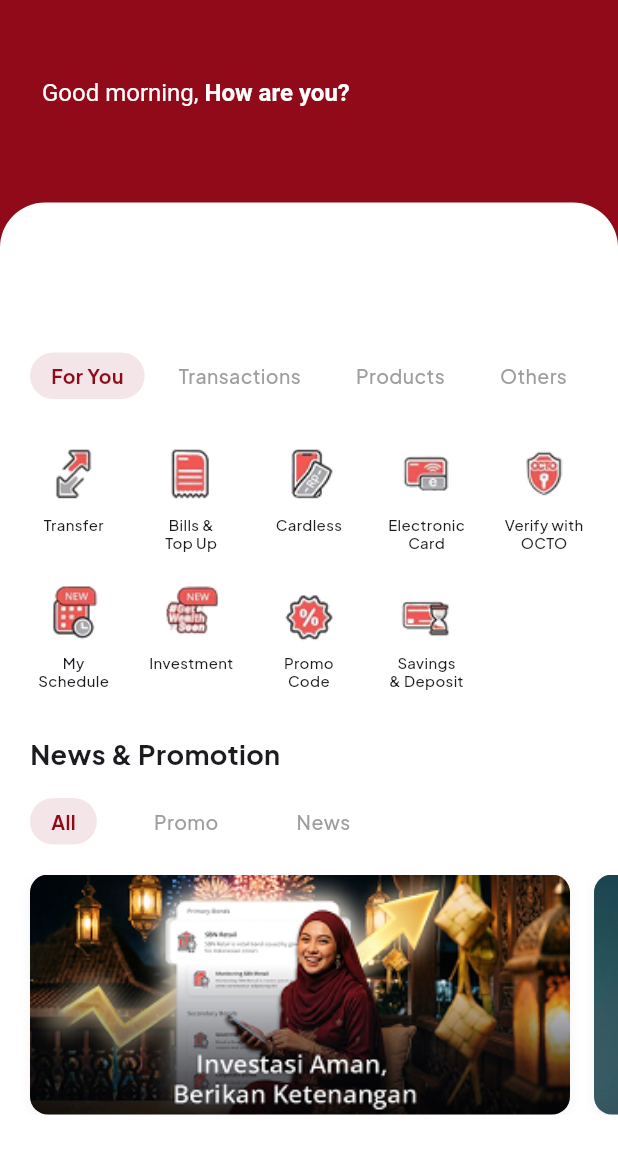
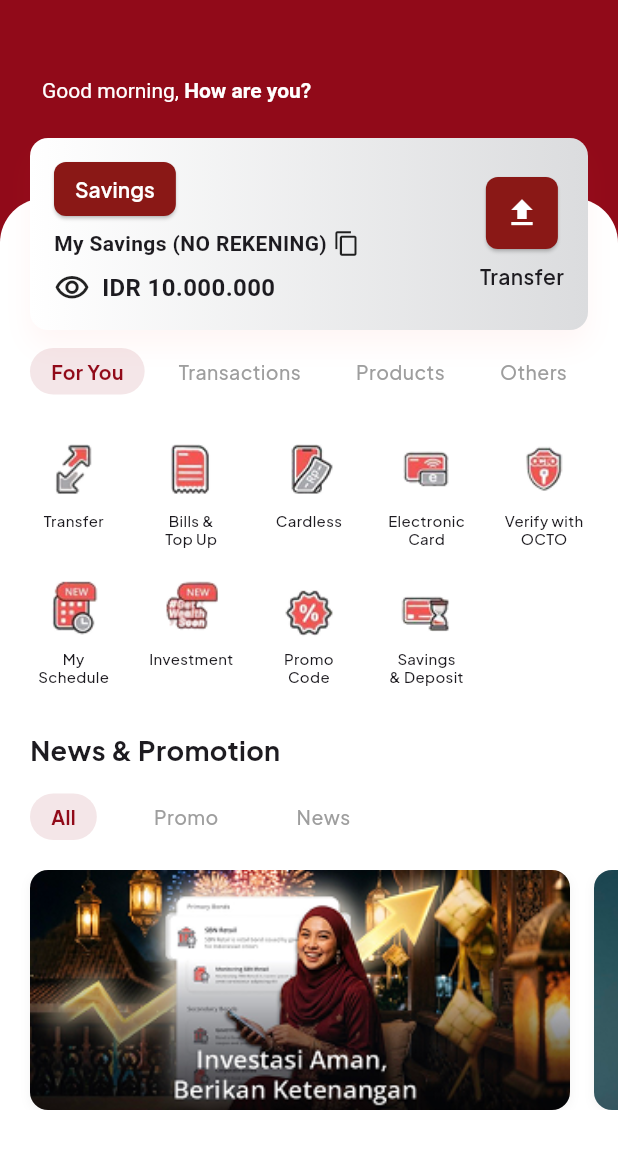
Before and after one commit to Capstone-K5-B-1/BK15-Mobile, a Flutter app: the UserHomePage screen opened by its route, on a phone screen of 412 x 824 dp, the part 60-1234 px from its top. Run offline on Flutter 3.47's test engine with Material 3 defaults, Android fonts, the phone set to English and light mode, and no system bars; our stand-ins replace flutter_dotenv, fluttertoast, go_router, lucide_icons, shared_preferences, syncfusion_flutter_charts; missing offline and left inert: widgetbook, widgetbook_annotation; accounts and stored records are empty.

Commit message:
feat(home): Implement saving card UI

```diff
--- a/lib/features/home/presentation/pages/guest_home.dart
+++ b/lib/features/home/presentation/pages/guest_home.dart
@@ -33,7 +33,7 @@ class _GuestHomePageState extends State<GuestHomePage> {
                 crossAxisAlignment: CrossAxisAlignment.start,
                 children: [
                   const HomeHeader(),
-                  const SizedBox(height: 24),
+                  const SizedBox(height: 8),
                   Stack(
                     clipBehavior: Clip.none,
                     children: [
@@ -50,7 +50,7 @@ class _GuestHomePageState extends State<GuestHomePage> {
                         child: const Column(
                           crossAxisAlignment: CrossAxisAlignment.start,
                           children: [
-                            SizedBox(height: 100),
+                            SizedBox(height: 56),
                             HomeTabMenu(),
                             SizedBox(height: 30),
                             HomeMenuGrid(),
--- a/lib/features/home/presentation/pages/user_home.dart
+++ b/lib/features/home/presentation/pages/user_home.dart
@@ -1,3 +1,4 @@
+import 'package:b1k5_mobile/features/home/presentation/widgets/home_saving_card.dart';
 import 'package:flutter/material.dart';
 
 import 'package:b1k5_mobile/features/home/presentation/widgets/home_header.dart';
@@ -61,6 +62,7 @@ class _UserHomePageState extends State<UserHomePage> {
                         ),
                       ),
                       // const HomeLoginCard(),
+                      const HomeSavingCard()
                     ],
                   ),
                 ],
--- a/lib/features/home/presentation/widgets/home_header.dart
+++ b/lib/features/home/presentation/widgets/home_header.dart
@@ -35,7 +35,7 @@ class HomeHeader extends StatelessWidget {
           child: RichText(
             text: const TextSpan(
               text: 'Good morning, ',
-              style: TextStyle(color: Colors.white, fontSize: 16),
+              style: TextStyle(color: Colors.white, fontSize: 14),
               children: [
                 TextSpan(
                   text: 'How are you?',
--- /dev/null
+++ b/lib/features/home/presentation/widgets/home_saving_card.dart
@@ -0,0 +1,193 @@
+import 'package:flutter/material.dart';
+import 'package:flutter/services.dart';
+import 'package:fluttertoast/fluttertoast.dart';
+import 'package:b1k5_mobile/shared/widgets/feedback/app_toast.dart';
+
+class HomeSavingCard extends StatefulWidget {
+  const HomeSavingCard({super.key});
+
+  @override
+  State<HomeSavingCard> createState() => _HomeSavingCardState();
+}
+
+class _HomeSavingCardState extends State<HomeSavingCard> {
+  bool _isBalanceVisible = true;
+  final String _balance = '10.000.000';
+  final String _accountNumber =
+      'NO REKENING'; // Ganti dengan nomor rekening asli jika ada data dinamis
+
+  @override
+  Widget build(BuildContext context) {
+    return Positioned(
+      top: 0,
+      left: 20,
+      right: 20,
+      child: Container(
+        decoration: BoxDecoration(
+          gradient: const LinearGradient(
+            begin: Alignment.centerLeft,
+            end: Alignment.centerRight,
+            colors: [Color(0xFFFFFFFF), Color(0xFFDBDCDE)],
+          ),
+          borderRadius: BorderRadius.circular(12),
+          boxShadow: [
+            BoxShadow(
+              color: Colors.red.withOpacity(0.05),
+              blurRadius: 15,
+              offset: const Offset(0, 10),
+            ),
+          ],
+        ),
+        child: Stack(
+          children: [
+            Padding(
+              padding: const EdgeInsets.all(16),
+              child: Row(
+                mainAxisAlignment: MainAxisAlignment.spaceBetween,
+                children: [
+                  Column(
+                    mainAxisAlignment: MainAxisAlignment.start,
+                    crossAxisAlignment: CrossAxisAlignment.start,
+                    children: [
+                      ElevatedButton(
+                        onPressed: () {},
+                        style: ElevatedButton.styleFrom(
+                          padding: const EdgeInsets.symmetric(
+                            vertical: 8,
+                            horizontal: 14,
+                          ),
+                          minimumSize: Size.zero,
+                          tapTargetSize: MaterialTapTargetSize.shrinkWrap,
+                          backgroundColor: const Color(0xFF8A1816),
+                          foregroundColor: Colors.white,
+                          shape: RoundedRectangleBorder(
+                            borderRadius: BorderRadius.circular(8),
+                          ),
+                        ),
+                        child: Row(
+                          mainAxisAlignment: MainAxisAlignment.center,
+                          children: const [
+                            Text(
+                              'Savings',
+                              style: TextStyle(
+                                fontSize: 14,
+                                fontWeight: FontWeight.w600,
+                              ),
+                            ),
+                          ],
+                        ),
+                      ),
+                      const SizedBox(height: 8),
+                      Row(
+                        children: [
+                          const Text.rich(
+                            TextSpan(
+                              text: 'My Savings ',
+                              style: TextStyle(
+                                fontSize: 14,
+                                fontWeight: FontWeight.w700,
+                              ),
+                              children: [
+                                TextSpan(
+                                  text:
+                                      '(NO REKENING)', // Berisikan nomor rekening yang disensor 4 angka pertama
+                                ),
+                              ],
+                            ),
+                          ),
+                          const SizedBox(width: 4),
+                          InkWell(
+                            onTap: () async {
+                              await Clipboard.setData(
+                                ClipboardData(text: _accountNumber),
+                              );
+                              AppToast.show(
+                                context,
+                                message: "No. Rekening Berhasil disalin",
+                                type: ToastType.success,
+                                gravity: ToastGravity.TOP,
+                              );
+
+                            },
+                            child: const Icon(
+                              Icons.content_copy_outlined,
+                              size: 18,
+                            ),
+                          ),
+                        ],
+                      ),
+                      const SizedBox(height: 8),
+                      Row(
+                        children: [
+                          InkWell(
+                            onTap: () {
+                              setState(() {
+                                _isBalanceVisible = !_isBalanceVisible;
+                              });
+                            },
+                            child: Icon(
+                              _isBalanceVisible
+                                  ? Icons.visibility_outlined
+                                  : Icons.visibility_off_outlined,
+                              size: 24,
+                            ),
+                          ),
+                          const SizedBox(width: 8),
+                          Text.rich(
+                            TextSpan(
+                              text: 'IDR ',
+                              style: const TextStyle(
+                                fontSize: 16,
+                                fontWeight: FontWeight.w700,
+                              ),
+                              children: [
+                                TextSpan(
+                                  text:
+                                      _isBalanceVisible ? _balance : '********',
+                                ),
+                              ],
+                            ),
+                          ),
+                        ],
+                      ),
+                    ],
+                  ),
+                  Column(
+                    mainAxisAlignment: MainAxisAlignment.center,
+                    crossAxisAlignment: CrossAxisAlignment.center,
+                    children: [
+                      ElevatedButton(
+                        onPressed: () {},
+                        style: ElevatedButton.styleFrom(
+                          minimumSize: const Size(48, 48),
+                          padding: const EdgeInsets.all(8),
+                          backgroundColor: const Color(0xFF8A1816),
+                          shape: RoundedRectangleBorder(
+                            borderRadius: BorderRadius.circular(8),
+                          ),
+                        ),
+                        child: const Icon(
+                          Icons.upload,
+                          size: 24,
+                          color: Colors.white,
+                        ),
+                      ),
+                      const SizedBox(height: 8),
+                      Text(
+                        "Transfer",
+                        style: TextStyle(
+                          fontSize: 14,
+                          fontWeight: FontWeight.w600,
+                        ),
+                      ),
+                    ],
+                  ),
+                ],
+              ),
+            ),
+          ],
+        ),
+      ),
+    );
+  }
+}
--- a/lib/features/setting/presentation/widgets/setting_profile.dart
+++ b/lib/features/setting/presentation/widgets/setting_profile.dart
@@ -34,7 +34,9 @@ class _SettingProfileState extends State<SettingProfile> {
   Future<void> _handleLogout() async {
     await _authRepository.logout();
     if (mounted) {
-      context.go('/MainNavbar');
+      // Mengirimkan extra (timestamp) agar ValueKey pada MainNavbar berubah,
+      // sehingga halamannya dipaksa untuk di-render ulang.
+      context.go('/MainNavbar', extra: DateTime.now().millisecondsSinceEpoch.toString());
     }
   }
 
--- a/pubspec.yaml
+++ b/pubspec.yaml
@@ -41,6 +41,8 @@ dependencies:
   syncfusion_flutter_charts: ^31.1.19
   flutter_dotenv: ^5.2.1
   go_router: ^14.0.0
+  fluttertoast: ^8.2.10
+  widgetbook_annotation: ^3.2.0
 
 dev_dependencies:
   flutter_test:
@@ -52,6 +54,9 @@ dev_dependencies:
   # package. See that file for information about deactivating specific lint
   # rules and activating additional ones.
   flutter_lints: ^5.0.0
+  widgetbook: ^3.10.0
+  widgetbook_generator: ^3.6.0
+  build_runner: ^2.4.9
 
 # For information on the generic Dart part of this file, see the
 # following page: https://dart.dev/tools/pub/pubspec
```
Also changed, not shown: lib/features/home/presentation/widgets/home_login_card.dart (+6 -5 lines), lib/shared/widgets/feedback/app_toast.dart (added, +97 -0 lines), lib/widgetbook/components/feedback/app_toast_usecase.dart (added, +52 -0 lines), lib/widgetbook/widgetbook.dart (added, +53 -0 lines), lib/playground/custom_toast_showcase.dart (added), lib/widgetbook/widgetbook.directories.g.dart (added), pubspec.lock, 6 other files.
